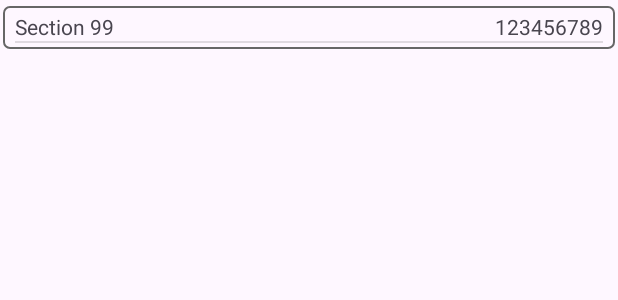
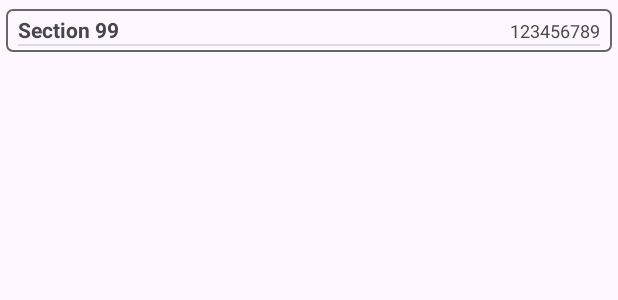
Before and after one commit to tanh-x/cs309-project, an Android app: the layout component_section_card.xml on its own in the app's theme, with its tools: preview values and no code run, on a phone screen of 412 x 824 dp. Shown: the top 300 px of the screen. Run offline under Robolectric (Android 15) with nearby library versions, the phone set to English and light mode, and no system bars; network calls fail.

```diff
--- a/Frontend/app/src/main/res/layout/component_section_card.xml
+++ b/Frontend/app/src/main/res/layout/component_section_card.xml
@@ -1,9 +1,9 @@
 <?xml version="1.0" encoding="utf-8"?>
 <androidx.constraintlayout.widget.ConstraintLayout xmlns:android="http://schemas.android.com/apk/res/android"
+        xmlns:app="http://schemas.android.com/apk/res-auto"
+        xmlns:tools="http://schemas.android.com/tools"
         android:layout_width="match_parent"
-        android:layout_height="match_parent"
-        android:layout_marginHorizontal="2dp"
-        android:layout_marginVertical="4dp">
+        android:layout_height="match_parent">
 
     <LinearLayout
             android:orientation="vertical"
@@ -13,7 +13,13 @@
             android:paddingLeft="8dp"
             android:paddingTop="4dp"
             android:paddingRight="8dp"
-            android:paddingBottom="4dp">
+            android:paddingBottom="4dp"
+            android:layout_marginVertical="6dp"
+            android:layout_marginHorizontal="4dp"
+            app:layout_constraintStart_toStartOf="parent"
+            app:layout_constraintHorizontal_bias="0.5"
+            app:layout_constraintEnd_toEndOf="parent"
+            app:layout_constraintTop_toTopOf="parent">
 
         <LinearLayout
                 android:orientation="horizontal"
@@ -25,7 +31,8 @@
                     android:layout_width="0dp"
                     android:layout_height="wrap_content"
                     android:id="@+id/sectionTitleText"
-                    android:layout_weight="1" />
+                    android:layout_weight="1"
+                    android:textStyle="bold" />
 
             <TextView
                     android:text="123456789"
@@ -33,7 +40,8 @@
                     android:layout_height="wrap_content"
                     android:id="@+id/refNumText"
                     android:layout_weight="1"
-                    android:gravity="right" />
+                    android:gravity="right|center_vertical"
+                    android:textSize="12sp" />
         </LinearLayout>
 
         <View
```
Also changed, not shown: Frontend/app/src/main/java/com/kewargs/cs309/activity/course/CourseInfoActivity.java (+10 -1 lines), Frontend/app/src/main/java/com/kewargs/cs309/components/InflatableComponent.java (+4 -3 lines), Frontend/app/src/main/java/com/kewargs/cs309/components/SectionCardComponent.java (+25 -13 lines), Frontend/app/src/main/res/layout/activity_course_info.xml (+7 -1 lines).
